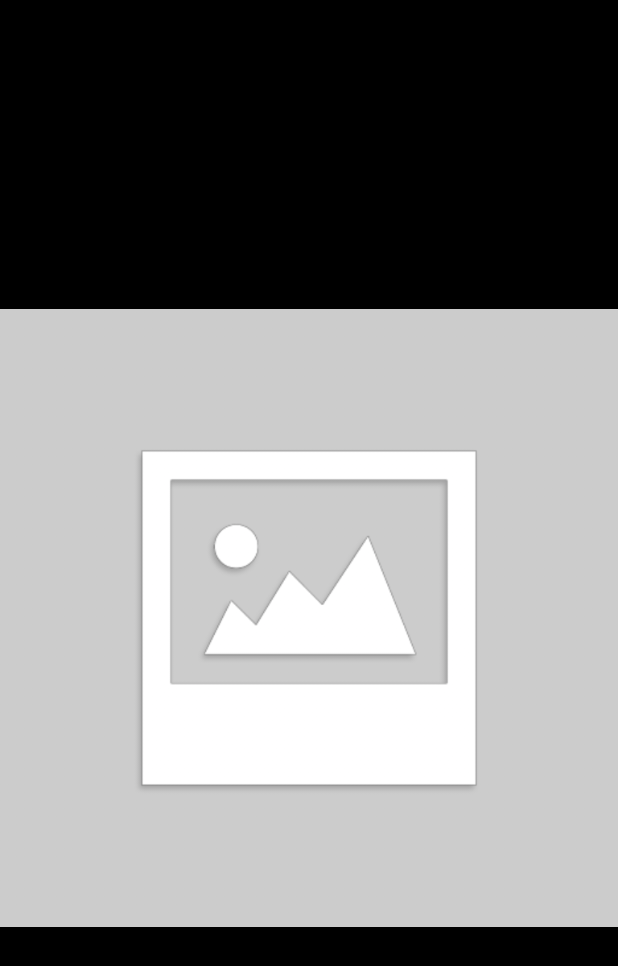
After one commit to bendezu/mobilization-gallery, an Android app: the fragment ImageDetailFragment placed in its activity, on a phone screen of 412 x 824 dp. The commit adds this screen. Shown: the top 966 px of the screen. Run offline under Robolectric (Android 15) with nearby library versions, the phone set to English and light mode, and no system bars; libraries missing offline, so code that uses them is left out: com.yandex.disk.

Commit message:
Add ImageDetailFragment

```diff
--- a/app/src/main/java/com/bendezu/yandexphotos/GalleryFragment.java
+++ b/app/src/main/java/com/bendezu/yandexphotos/GalleryFragment.java
@@ -24,6 +24,8 @@ public class GalleryFragment extends Fragment {
     @Override
     public void onAttach(Context context) {
         super.onAttach(context);
+
+        Log.d(LOG_TAG, "GalleryFragment: OnAttach");
 
         // This makes sure that the host activity has implemented the callback interface
         // If not, it throws an exception
@@ -55,6 +57,9 @@ public class GalleryFragment extends Fragment {
 
     @Override
     public void onDetach() {
+
+        Log.d(LOG_TAG, "GalleryFragment: OnDetach");
+
         mActivity = null;
         super.onDetach();
     }
--- /dev/null
+++ b/app/src/main/java/com/bendezu/yandexphotos/ImageDetailFragment.java
@@ -0,0 +1,26 @@
+package com.bendezu.yandexphotos;
+
+
+import android.os.Bundle;
+import android.support.v4.app.Fragment;
+import android.view.LayoutInflater;
+import android.view.View;
+import android.view.ViewGroup;
+
+
+public class ImageDetailFragment extends Fragment {
+
+
+    public ImageDetailFragment() {
+        // Required empty public constructor
+    }
+
+
+    @Override
+    public View onCreateView(LayoutInflater inflater, ViewGroup container,
+                             Bundle savedInstanceState) {
+        // Inflate the layout for this fragment
+        return inflater.inflate(R.layout.fragment_image_detail, container, false);
+    }
+
+}
--- a/app/src/main/java/com/bendezu/yandexphotos/MainActivity.java
+++ b/app/src/main/java/com/bendezu/yandexphotos/MainActivity.java
@@ -4,7 +4,11 @@ import android.support.v7.app.AppCompatActivity;
 import android.os.Bundle;
 import android.widget.Toast;
 
+import com.yandex.disk.rest.RestClient;
+
 public class MainActivity extends AppCompatActivity implements ImageRecyclerViewAdapter.OnImageClickListener {
+
+    private GalleryFragment mGalleryFragment;
 
     @Override
     protected void onCreate(Bundle savedInstanceState) {
@@ -12,11 +16,11 @@ public class MainActivity extends AppCompatActivity implements ImageRecyclerView
         setContentView(R.layout.activity_main);
 
         if  (savedInstanceState == null) {
-            GalleryFragment galleryFragment = new GalleryFragment();
+            mGalleryFragment = new GalleryFragment();
 
             getSupportFragmentManager()
                     .beginTransaction()
-                    .add(R.id.fragment_container, galleryFragment)
+                    .add(R.id.fragment_container, mGalleryFragment)
                     .commit();
         }
 
@@ -25,5 +29,14 @@ public class MainActivity extends AppCompatActivity implements ImageRecyclerView
     @Override
     public void onImageSelected(int position) {
         Toast.makeText(this, "Click to Image: " + position, Toast.LENGTH_SHORT).show();
+
+        ImageDetailFragment detailImageFragment = new ImageDetailFragment();
+
+        getSupportFragmentManager()
+                .beginTransaction()
+                .add(R.id.fragment_container, detailImageFragment)
+                .addToBackStack(ImageDetailFragment.class.getSimpleName())
+                .commit();
     }
+
 }
--- /dev/null
+++ b/app/src/main/res/layout/fragment_image_detail.xml
@@ -0,0 +1,15 @@
+<?xml version="1.0" encoding="utf-8"?>
+<FrameLayout xmlns:android="http://schemas.android.com/apk/res/android"
+    xmlns:tools="http://schemas.android.com/tools"
+    android:layout_width="match_parent"
+    android:layout_height="match_parent"
+    tools:context=".ImageDetailFragment"
+    android:clickable="true">
+
+    <ImageView
+        android:layout_width="match_parent"
+        android:layout_height="match_parent"
+        android:background="@color/colorImageDetailBackground"
+        android:src="@mipmap/image_detail_placeholder" />
+
+</FrameLayout>
--- a/app/src/main/res/values/colors.xml
+++ b/app/src/main/res/values/colors.xml
@@ -9,4 +9,6 @@
     <color name="colorImagePlaceHolder">#BDBDBD</color>
 
     <color name="colorTextDark">#000000</color>
+
+    <color name="colorImageDetailBackground">#000000</color>
 </resources>
```
Also changed, not shown: app/src/main/res/mipmap-mdpi/image_detail_placeholder.png (added).
